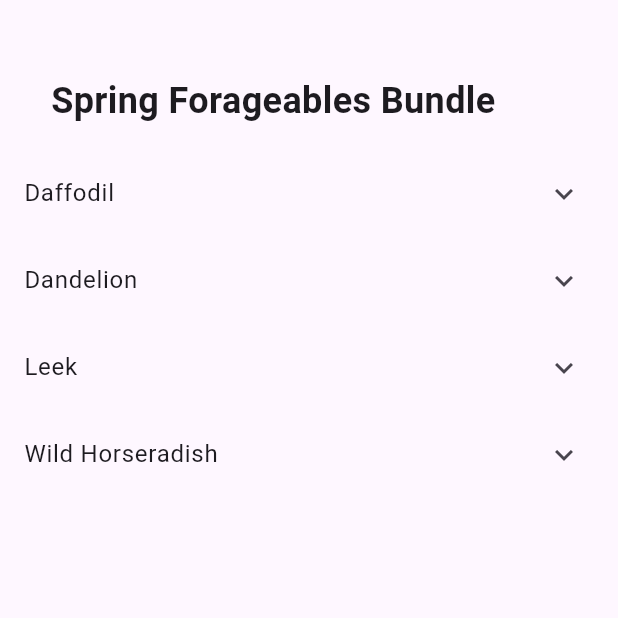
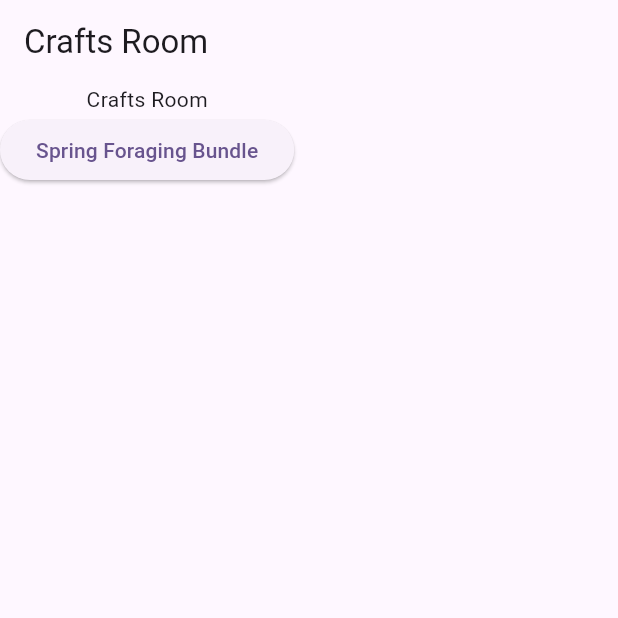
Before and after one commit to cjudd35/Stardew_companion, a Flutter app: the screen it shows after launch, on a phone screen of 412 x 824 dp, the top half of it. Run offline on Flutter 3.47's test engine with Material 3 defaults, Android fonts, the phone set to English and light mode, and no system bars.

Commit message:
Added second screen, mobility between screens

```diff
--- a/lib/main.dart
+++ b/lib/main.dart
@@ -1,5 +1,6 @@
 import 'package:flutter/material.dart';
 import 'screens/ForageablesScreen.dart';
+import 'screens/CraftsRoomScreen.dart';
 void main() {
   runApp(const MyApp());
 }
@@ -11,7 +12,7 @@ class MyApp extends StatelessWidget {
   Widget build(BuildContext context) {
     return MaterialApp(
       title: 'Stardew Companion',
-      home: const ForageablesScreen(),
+      home: const CraftsRoomScreen(),
       theme: ThemeData(
         colorScheme: ColorScheme.fromSeed(seedColor: Colors.deepPurple),
       ),
--- /dev/null
+++ b/lib/screens/CraftsRoomScreen.dart
@@ -0,0 +1,33 @@
+import 'package:flutter/material.dart';
+import 'ForageablesScreen.dart';
+
+class CraftsRoomScreen extends StatelessWidget {
+  const CraftsRoomScreen({super.key});
+
+  @override
+  Widget build(BuildContext context) {
+    return Scaffold(
+      appBar: AppBar(
+        title: Text('Crafts Room'),
+      ),
+      body: Column(
+        children: [
+          Text(
+            'Crafts Room',
+          ),
+          ElevatedButton(
+            onPressed: () {
+              Navigator.push(
+                context,
+                MaterialPageRoute(
+                  builder:(context) => const ForageablesScreen(),
+                  ),
+              );
+            },
+            child: Text('Spring Foraging Bundle'),
+            ),
+        ],
+      ),
+    );
+  }
+}
--- a/lib/screens/ForageablesScreen.dart
+++ b/lib/screens/ForageablesScreen.dart
@@ -56,6 +56,9 @@ class _ForageablesScreenState extends State<ForageablesScreen> {
   Widget build(BuildContext context) {
 
     return  Scaffold(
+      appBar: AppBar(
+        title: Text('Spring Forageables'),
+      ),
 
       body: Column(
         children: [
```
Also changed, not shown: 1 other file.
